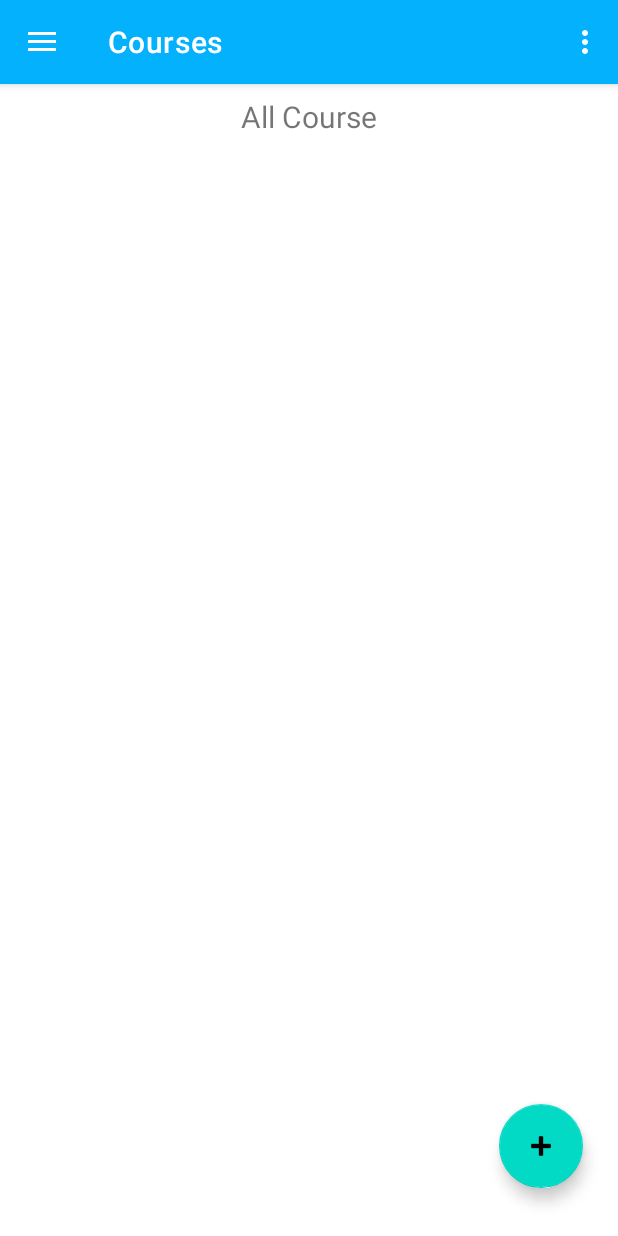
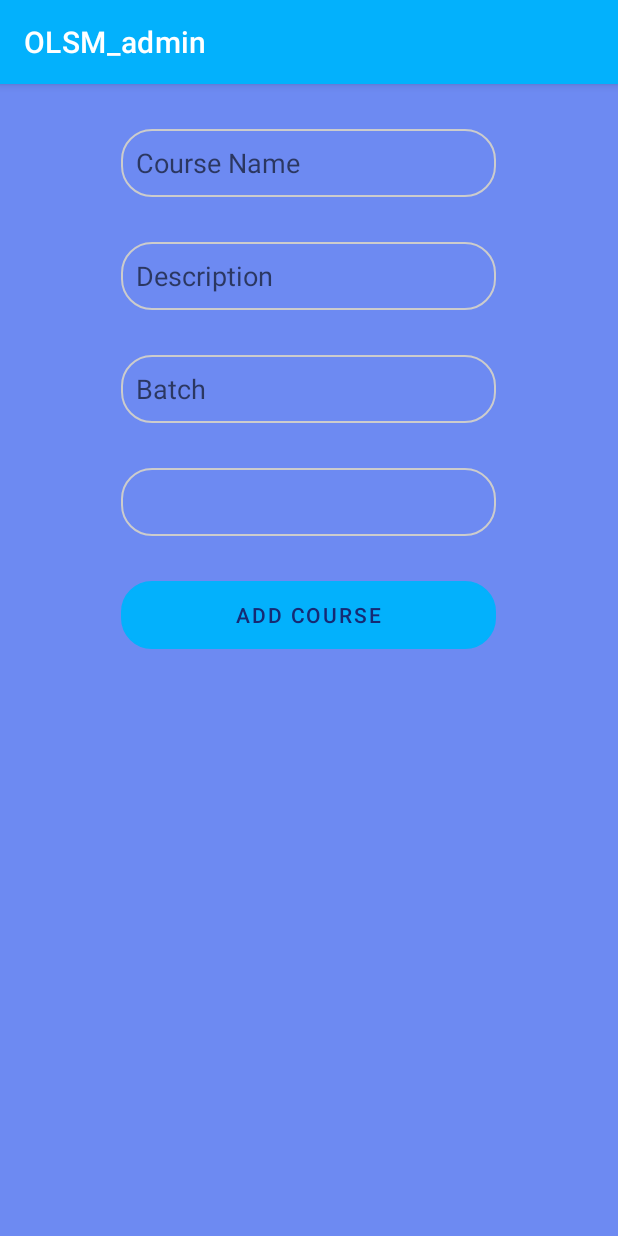
Before and after one commit to vnavada99/OLSM_admin, an Android app: the screen it shows after launch (MainActivity before the commit, add_course after it), after a tap on an icon or button, on a phone screen of 412 x 824 dp. Run offline under Robolectric (Android 15) with nearby library versions, the phone set to English and light mode, and no system bars; our stand-ins replace Firebase (no records; nobody signed in at launch, a user with empty details on screens opened directly), navigation-ui.

Commit message:
Created new activity to add new courses in to the database.

```diff
--- a/app/src/main/AndroidManifest.xml
+++ b/app/src/main/AndroidManifest.xml
@@ -9,7 +9,8 @@
         android:roundIcon="@mipmap/ic_main_logo"
         android:supportsRtl="true"
         android:theme="@style/Theme.OLSM_admin">
-        <activity android:name=".courses_one"></activity>
+        <activity android:name="courses.add_course"></activity>
+        <activity android:name=".courses_one" />
         <activity android:name=".instructor_view" />
         <activity
             android:name=".MainActivity"
--- /dev/null
+++ b/app/src/main/java/CustomOnItemSelectedListener.java
@@ -0,0 +1,19 @@
+import android.view.View;
+import android.widget.AdapterView;
+import android.widget.AdapterView.OnItemSelectedListener;
+import android.widget.Toast;
+
+public class CustomOnItemSelectedListener implements OnItemSelectedListener {
+
+    public void onItemSelected(AdapterView<?> parent, View view, int pos,long id) {
+        Toast.makeText(parent.getContext(),
+                "OnItemSelectedListener : " + parent.getItemAtPosition(pos).toString(),
+                Toast.LENGTH_SHORT).show();
+    }
+
+    @Override
+    public void onNothingSelected(AdapterView<?> arg0) {
+        // TODO Auto-generated method stub
+    }
+
+}
--- a/app/src/main/java/com/example/olsm_admin/ui/gallery/GalleryFragment.java
+++ b/app/src/main/java/com/example/olsm_admin/ui/gallery/GalleryFragment.java
@@ -1,6 +1,5 @@
 package com.example.olsm_admin.ui.gallery;
 
-import android.content.Context;
 import android.os.Bundle;
 import android.view.LayoutInflater;
 import android.view.View;
@@ -16,10 +15,8 @@ import androidx.lifecycle.ViewModelProvider;
 import androidx.recyclerview.widget.LinearLayoutManager;
 import androidx.recyclerview.widget.RecyclerView;
 
-import com.example.olsm_admin.CustomAdapter;
 import com.example.olsm_admin.R;
 import com.google.android.material.floatingactionbutton.FloatingActionButton;
-import com.google.firebase.auth.FirebaseAuth;
 import com.google.firebase.database.DataSnapshot;
 import com.google.firebase.database.DatabaseError;
 import com.google.firebase.database.DatabaseReference;
@@ -29,8 +26,6 @@ import com.google.firebase.database.ValueEventListener;
 import org.jetbrains.annotations.NotNull;
 
 import java.util.ArrayList;
-import java.util.Iterator;
-import java.util.Objects;
 
 import Adapters.ProgrammingAdapter;
 import Instructor.instructor;
--- a/app/src/main/java/com/example/olsm_admin/ui/gallery/GalleryViewModel.java
+++ b/app/src/main/java/com/example/olsm_admin/ui/gallery/GalleryViewModel.java
@@ -10,7 +10,7 @@ public class GalleryViewModel extends ViewModel {
 
     public GalleryViewModel() {
         mText = new MutableLiveData<>();
-        mText.setValue("All Instructor");
+        mText.setValue("Instructors");
     }
 
     public LiveData<String> getText() {
--- a/app/src/main/java/com/example/olsm_admin/ui/home/HomeFragment.java
+++ b/app/src/main/java/com/example/olsm_admin/ui/home/HomeFragment.java
@@ -1,5 +1,6 @@
 package com.example.olsm_admin.ui.home;
 
+import android.content.Intent;
 import android.os.Bundle;
 import android.view.LayoutInflater;
 import android.view.View;
@@ -31,6 +32,7 @@ import java.util.ArrayList;
 import Adapters.CourseAdapter;
 import Adapters.ProgrammingAdapter;
 import Instructor.instructor;
+import courses.add_course;
 import courses.course;
 
 public class HomeFragment extends Fragment {
@@ -39,6 +41,8 @@ public class HomeFragment extends Fragment {
 
     private DatabaseReference mDatabase;
     private ArrayList<course> in = new ArrayList<>();
+
+    private FloatingActionButton fab;
 
     public View onCreateView(@NonNull LayoutInflater inflater,
                              ViewGroup container, Bundle savedInstanceState) {
@@ -52,11 +56,11 @@ public class HomeFragment extends Fragment {
                 textView.setText(s);
             }
         });
-        FloatingActionButton fab = root.findViewById(R.id.fab);
+         fab = root.findViewById(R.id.fab);
         fab.setOnClickListener(new View.OnClickListener() {
             @Override
             public void onClick(View view) {
-                Toast.makeText(getActivity(),"Add Courses from here",Toast.LENGTH_LONG).show();
+                startActivity(new Intent(getActivity(), add_course.class));
             }
         });
 
@@ -75,7 +79,7 @@ public class HomeFragment extends Fragment {
                     course ip = new course(id,name,level,desc,batch,img);
                     in.add(ip);
                 }
-                Toast.makeText(getActivity(),in.toString(),Toast.LENGTH_LONG).show();
+                //Toast.makeText(getActivity(),in.toString(),Toast.LENGTH_LONG).show();
                 RecyclerView rec = root.findViewById(R.id.c_recycler);
                 rec.setAdapter(new CourseAdapter(in));
                 rec.setLayoutManager(new LinearLayoutManager(getActivity()));
--- a/app/src/main/java/com/example/olsm_admin/ui/home/HomeViewModel.java
+++ b/app/src/main/java/com/example/olsm_admin/ui/home/HomeViewModel.java
@@ -10,7 +10,7 @@ public class HomeViewModel extends ViewModel {
 
     public HomeViewModel() {
         mText = new MutableLiveData<>();
-        mText.setValue("All Course");
+        mText.setValue("Courses");
     }
 
     public LiveData<String> getText() {
--- /dev/null
+++ b/app/src/main/java/courses/add_course.java
@@ -0,0 +1,67 @@
+package courses;
+import androidx.annotation.NonNull;
+import androidx.appcompat.app.AppCompatActivity;
+
+import android.os.Bundle;
+import android.view.View;
+import android.widget.ArrayAdapter;
+import android.widget.Button;
+import android.widget.Spinner;
+import android.widget.Toast;
+
+import com.example.olsm_admin.R;
+import com.google.firebase.database.DataSnapshot;
+import com.google.firebase.database.DatabaseError;
+import com.google.firebase.database.DatabaseReference;
+import com.google.firebase.database.FirebaseDatabase;
+import com.google.firebase.database.ValueEventListener;
+
+import org.jetbrains.annotations.NotNull;
+
+import java.util.ArrayList;
+import java.util.List;
+
+import Instructor.instructor;
+
+public class add_course extends AppCompatActivity {
+    List<String> list;
+    private DatabaseReference mDatabase;
+    private Spinner sp;
+    private Button bt;
+    @Override
+    protected void onCreate(Bundle savedInstanceState) {
+        super.onCreate(savedInstanceState);
+        setContentView(R.layout.activity_add_course);
+        addInstructorToList();
+        addC();
+    }
+    public void addInstructorToList(){
+        list = new ArrayList<String>();
+        sp = (Spinner) findViewById(R.id.spinner_ins);
+        mDatabase = FirebaseDatabase.getInstance().getReference().child("OLSM").child("Instructor");
+        mDatabase.addValueEventListener(new ValueEventListener() {
+            @Override
+            public void onDataChange(@NotNull DataSnapshot snapshot) {
+                for (DataSnapshot ite : snapshot.getChildren()) {
+                    String name;
+                    name = ite.child("name").getValue().toString();
+                    list.add(name);
+                }
+            }
+            public void onCancelled(@NonNull DatabaseError error) {
+            }
+        });
+        ArrayAdapter<String> dataAdapter = new ArrayAdapter<String>(this, android.R.layout.simple_spinner_item, list);
+        dataAdapter.setDropDownViewResource(android.R.layout.simple_spinner_dropdown_item);
+        sp.setAdapter(dataAdapter);
+    }
+    public void addC(){
+        bt = findViewById(R.id.addC);
+        bt.setOnClickListener(new View.OnClickListener() {
+            @Override
+            public void onClick(View view) {
+                Toast.makeText(add_course.this,sp.getSelectedItem().toString(),Toast.LENGTH_LONG).show();
+            }
+        });
+    }
+}
--- /dev/null
+++ b/app/src/main/res/layout/activity_add_course.xml
@@ -0,0 +1,86 @@
+<?xml version="1.0" encoding="utf-8"?>
+<androidx.constraintlayout.widget.ConstraintLayout xmlns:android="http://schemas.android.com/apk/res/android"
+    xmlns:app="http://schemas.android.com/apk/res-auto"
+    xmlns:tools="http://schemas.android.com/tools"
+    android:layout_width="match_parent"
+    android:layout_height="match_parent"
+    tools:context="courses.add_course"
+    android:background="#6d8af2"
+    tools:layout_editor_absoluteY="81dp">
+
+    <LinearLayout
+        android:layout_width="match_parent"
+        android:layout_height="match_parent"
+        android:orientation="vertical">
+
+        <EditText
+            android:id="@+id/c_name"
+            android:layout_width="250dp"
+            android:layout_height="45dp"
+            android:ems="10"
+            android:hint="Course Name"
+            android:background="@drawable/customborder"
+            android:layout_gravity="center"
+            android:layout_marginTop="30dp"
+            android:inputType="textEmailAddress"
+            app:layout_constraintBottom_toBottomOf="parent"
+            app:layout_constraintEnd_toEndOf="parent"
+            app:layout_constraintHorizontal_bias="0.496"
+            app:layout_constraintStart_toStartOf="parent"
+            app:layout_constraintTop_toTopOf="parent"
+            app:layout_constraintVertical_bias="0.446" />
+
+        <EditText
+            android:id="@+id/c_desc"
+            android:layout_width="250dp"
+            android:layout_height="45dp"
+            android:ems="10"
+            android:layout_gravity="center"
+            android:layout_marginTop="30dp"
+            android:hint="Description"
+            android:background="@drawable/customborder"
+            android:inputType="textEmailAddress"
+            app:layout_constraintBottom_toBottomOf="parent"
+            app:layout_constraintEnd_toEndOf="parent"
+            app:layout_constraintHorizontal_bias="0.496"
+            app:layout_constraintStart_toStartOf="parent"
+            app:layout_constraintTop_toTopOf="parent"
+            app:layout_constraintVertical_bias="0.446" />
+
+        <EditText
+            android:id="@+id/c_batch"
+            android:layout_width="250dp"
+            android:layout_height="45dp"
+            android:ems="10"
+            android:hint="Batch"
+            android:layout_gravity="center"
+            android:layout_marginTop="30dp"
+            android:inputType="textEmailAddress"
+            android:background="@drawable/customborder"
+            app:layout_constraintBottom_toBottomOf="parent"
+            app:layout_constraintEnd_toEndOf="parent"
+            app:layout_constraintHorizontal_bias="0.496"
+            app:layout_constraintStart_toStartOf="parent"
+            app:layout_constraintTop_toTopOf="parent"
+            app:layout_constraintVertical_bias="0.446" />
+
+        <Spinner
+            android:id="@+id/spinner_ins"
+            android:autofillHints="Instructors"
+            android:layout_width="250dp"
+            android:layout_gravity="center"
+            android:layout_marginTop="30dp"
+            android:background="@drawable/customborder"
+            android:layout_height="45dp" />
+
+        <Button
+            android:id="@+id/addC"
+            android:layout_width="250dp"
+            android:layout_height="45dp"
+            android:background="@drawable/customborder"
+            android:textColor="#162a73"
+            android:text="Add Course"
+            android:layout_marginTop="30dp"
+            android:layout_gravity="center"/>
+    </LinearLayout>
+</androidx.constraintlayout.widget.ConstraintLayout>
--- a/app/src/main/res/layout/activity_courses_one.xml
+++ b/app/src/main/res/layout/activity_courses_one.xml
@@ -17,12 +17,14 @@
         android:layout_marginEnd="300dp"
         android:layout_marginRight="300dp"
         android:layout_marginBottom="3dp"
+        android:visibility="visible"
         app:layout_constraintBottom_toTopOf="@+id/textView12"
         app:layout_constraintEnd_toEndOf="parent"
+        app:layout_constraintHorizontal_bias="0.555"
         app:layout_constraintStart_toStartOf="parent"
         app:layout_constraintTop_toTopOf="parent"
-        app:layout_constraintVertical_bias="0.0"
-        tools:srcCompat="@mipmap/ic_launcher" />
+        app:layout_constraintVertical_bias="1.0"
+        tools:srcCompat="@tools:sample/avatars" />
 
     <TextView
         android:id="@+id/textView3"
--- a/app/src/main/res/values/themes.xml
+++ b/app/src/main/res/values/themes.xml
@@ -8,7 +8,7 @@
         <!-- Secondary brand color. -->
         <item name="colorSecondary">@color/teal_200</item>
         <item name="colorSecondaryVariant">@color/teal_700</item>
-        <item name="colorOnSecondary">@color/black</item>
+        <item name="colorOnSecondary">@color/white</item>
         <!-- Status bar color. -->
         <item name="android:statusBarColor" tools:targetApi="l">?attr/colorPrimaryVariant</item>
         <!-- Customize your theme here. -->
```
